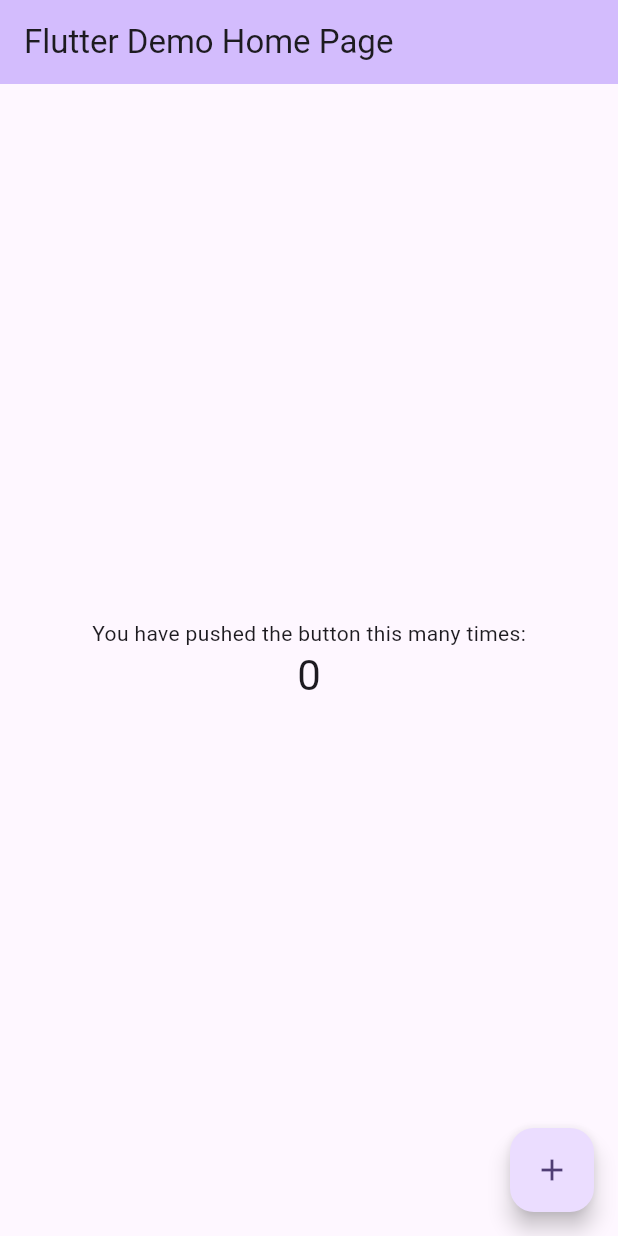
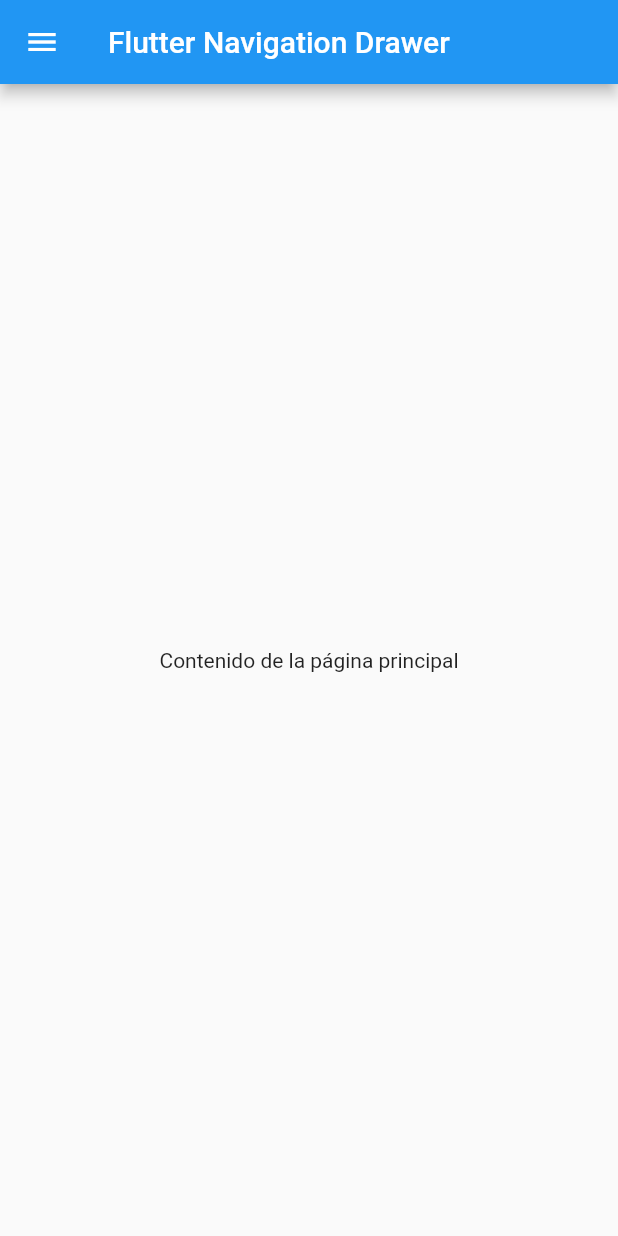
Before and after one commit to abrahamescobar17/DSW21a_escobar, a Flutter app: the screen it shows after launch, on a phone screen of 412 x 824 dp. Run offline on Flutter 3.47's test engine with Material 2 defaults, Android fonts, the phone set to English and light mode, and no system bars.

Commit message:
agregando un navegattion drawell

```diff
--- a/lib/main.dart
+++ b/lib/main.dart
@@ -1,78 +1,87 @@
+import 'package:dsw21a_escobar/pages/Chip.dart';
+import 'package:dsw21a_escobar/pages/Icon.dart';
 import 'package:flutter/material.dart';
+import 'pages/images.dart';
+import 'pages/icon.dart';
+import 'pages/chip.dart';
 
 void main() {
-  runApp(const MyApp());
+  runApp(MyApp());
 }
 
 class MyApp extends StatelessWidget {
-  const MyApp({super.key});
-
-  // This widget is the root of your application.
   @override
   Widget build(BuildContext context) {
     return MaterialApp(
-      title: 'Flutter Demo',
-      theme: ThemeData(
-
-        colorScheme: ColorScheme.fromSeed(seedColor: Colors.deepPurple),
-        useMaterial3: true,
-      ),
-      home: const MyHomePage(title: 'Flutter Demo Home Page'),
+      home: MyHomePage(),
     );
   }
 }
 
 class MyHomePage extends StatefulWidget {
-  const MyHomePage({super.key, required this.title});
-
-
-  final String title;
-
   @override
-  State<MyHomePage> createState() => _MyHomePageState();
+  _MyHomePageState createState() => _MyHomePageState();
 }
 
 class _MyHomePageState extends State<MyHomePage> {
-  int _counter = 0;
-
-  void _incrementCounter() {
-    setState(() {
-
-      _counter++;
-    });
-  }
-
   @override
   Widget build(BuildContext context) {
-
     return Scaffold(
       appBar: AppBar(
-
-        backgroundColor: Theme.of(context).colorScheme.inversePrimary,
-
-        title: Text(widget.title),
+        title: Text('Flutter Navigation Drawer'),
       ),
-      body: Center(
-
-        child: Column(
-
-          mainAxisAlignment: MainAxisAlignment.center,
+      drawer: Drawer(
+        child: ListView(
+          padding: EdgeInsets.zero,
           children: <Widget>[
-            const Text(
-              'You have pushed the button this many times:',
+            DrawerHeader(
+              decoration: BoxDecoration(
+                color: Colors.blue,
+              ),
+              child: Text(
+                'Drawer Header',
+                style: TextStyle(
+                  color: Colors.white,
+                  fontSize: 24,
+                ),
+              ),
             ),
-            Text(
-              '$_counter',
-              style: Theme.of(context).textTheme.headlineMedium,
+            ListTile(
+              leading: Icon(Icons.image),
+              title: Text('Images'),
+              onTap: () {
+                Navigator.push(
+                  context,
+                  MaterialPageRoute(builder: (context) => ImagesPage()),
+                );
+              },
+            ),
+            ListTile(
+              leading: Icon(Icons.face),
+              title: Text('Icon'),
+              onTap: () {
+                Navigator.push(
+                  context,
+                  MaterialPageRoute(builder: (context) => IconPage()),
+                );
+              },
+            ),
+            ListTile(
+              leading: Icon(Icons.touch_app),
+              title: Text('Chip'),
+              onTap: () {
+                Navigator.push(
+                  context,
+                  MaterialPageRoute(builder: (context) => ChipPage()),
+                );
+              },
             ),
           ],
         ),
       ),
-      floatingActionButton: FloatingActionButton(
-        onPressed: _incrementCounter,
-        tooltip: 'Increment',
-        child: const Icon(Icons.add),
-      ), // This trailing comma makes auto-formatting nicer for build methods.
+      body: Center(
+        child: Text('Contenido de la página principal'),
+      ),
     );
   }
 }
```
